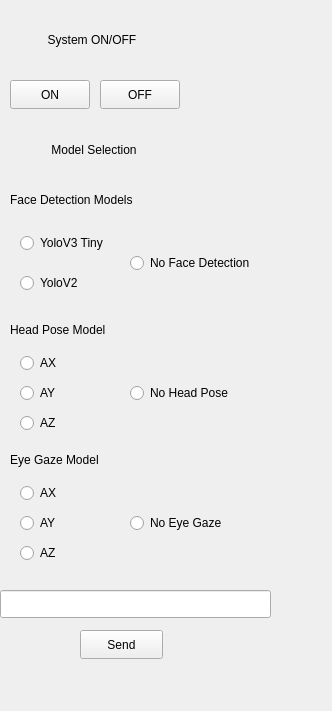
The window that DesktopApp/systemcontrol.ui (anassalah24/Graduation-Project-DMS) describes before a commit, drawn with Qt 5.
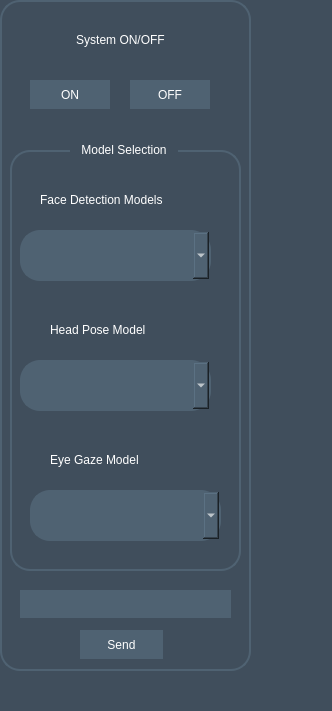
The same window after the commit.

Diff of the .ui file:
```diff
--- a/DesktopApp/systemcontrol.ui
+++ b/DesktopApp/systemcontrol.ui
@@ -13,171 +13,89 @@
   <property name="windowTitle">
    <string>Form</string>
   </property>
+  <property name="styleSheet">
+   <string notr="true">QWidget{
+background-color:#404E5C;
+}</string>
+  </property>
   <widget class="QLabel" name="label_3">
    <property name="geometry">
     <rect>
-     <x>10</x>
+     <x>40</x>
      <y>190</y>
      <width>161</width>
      <height>20</height>
     </rect>
    </property>
+   <property name="styleSheet">
+    <string notr="true">QLabel{
+color:white;
+}</string>
+   </property>
    <property name="text">
     <string>Face Detection Models</string>
    </property>
   </widget>
-  <widget class="QRadioButton" name="fd1">
-   <property name="geometry">
-    <rect>
-     <x>20</x>
-     <y>230</y>
-     <width>112</width>
-     <height>26</height>
-    </rect>
-   </property>
-   <property name="text">
-    <string>YoloV3 Tiny</string>
-   </property>
-  </widget>
-  <widget class="QRadioButton" name="fd2">
-   <property name="geometry">
-    <rect>
-     <x>20</x>
-     <y>270</y>
-     <width>112</width>
-     <height>26</height>
-    </rect>
-   </property>
-   <property name="text">
-    <string>YoloV2</string>
-   </property>
-  </widget>
-  <widget class="QRadioButton" name="noFD">
-   <property name="geometry">
-    <rect>
-     <x>130</x>
-     <y>250</y>
-     <width>151</width>
-     <height>26</height>
-    </rect>
-   </property>
-   <property name="text">
-    <string>No Face Detection</string>
-   </property>
-  </widget>
   <widget class="QLabel" name="label_4">
    <property name="geometry">
     <rect>
-     <x>10</x>
+     <x>50</x>
      <y>320</y>
      <width>161</width>
      <height>20</height>
     </rect>
    </property>
+   <property name="styleSheet">
+    <string notr="true">QLabel{
+color:white;
+}</string>
+   </property>
    <property name="text">
     <string>Head Pose Model</string>
    </property>
   </widget>
-  <widget class="QRadioButton" name="hp3">
-   <property name="geometry">
-    <rect>
-     <x>20</x>
-     <y>410</y>
-     <width>151</width>
-     <height>26</height>
-    </rect>
-   </property>
-   <property name="text">
-    <string>AZ</string>
-   </property>
-  </widget>
-  <widget class="QRadioButton" name="hp2">
-   <property name="geometry">
-    <rect>
-     <x>20</x>
-     <y>380</y>
-     <width>112</width>
-     <height>26</height>
-    </rect>
-   </property>
-   <property name="text">
-    <string>AY</string>
-   </property>
-  </widget>
-  <widget class="QRadioButton" name="hp1">
-   <property name="geometry">
-    <rect>
-     <x>20</x>
-     <y>350</y>
-     <width>112</width>
-     <height>26</height>
-    </rect>
-   </property>
-   <property name="text">
-    <string>AX</string>
-   </property>
-  </widget>
   <widget class="QLabel" name="label_5">
    <property name="geometry">
     <rect>
-     <x>10</x>
+     <x>50</x>
      <y>450</y>
      <width>161</width>
      <height>20</height>
     </rect>
    </property>
+   <property name="styleSheet">
+    <string notr="true">QLabel{
+color:white;
+}</string>
+   </property>
    <property name="text">
     <string>Eye Gaze Model</string>
    </property>
   </widget>
-  <widget class="QRadioButton" name="eg2">
-   <property name="geometry">
-    <rect>
-     <x>20</x>
-     <y>510</y>
-     <width>112</width>
-     <height>26</height>
-    </rect>
-   </property>
-   <property name="text">
-    <string>AY</string>
-   </property>
-  </widget>
-  <widget class="QRadioButton" name="eg3">
-   <property name="geometry">
-    <rect>
-     <x>20</x>
-     <y>540</y>
-     <width>151</width>
-     <height>26</height>
-    </rect>
-   </property>
-   <property name="text">
-    <string>AZ</string>
-   </property>
-  </widget>
-  <widget class="QRadioButton" name="eg1">
-   <property name="geometry">
-    <rect>
-     <x>20</x>
-     <y>480</y>
-     <width>112</width>
-     <height>26</height>
-    </rect>
-   </property>
-   <property name="text">
-    <string>AX</string>
-   </property>
-  </widget>
   <widget class="QLineEdit" name="trialLineedit">
    <property name="geometry">
     <rect>
-     <x>0</x>
+     <x>20</x>
      <y>590</y>
-     <width>271</width>
+     <width>211</width>
      <height>28</height>
     </rect>
    </property>
+   <property name="styleSheet">
+    <string notr="true">QLineEdit{
+border: 2px solid #4F6272;
+border-radius:20px;
+color:white;
+padding-left:10px;
+	background-color: rgb(79, 98, 114);
+}
+QLineEdit:Hover{
+border: 2px solid #BFD7EA;
+}
+QLineEdit:focus{
+border: 2px solid white;
+}</string>
+   </property>
   </widget>
   <widget class="QPushButton" name="sendtrialbutton">
    <property name="geometry">
@@ -188,45 +106,35 @@
      <height>29</height>
     </rect>
    </property>
+   <property name="styleSheet">
+    <string notr="true">QPushButton{
+background-color:#4F6272; 
+color:white;
+border-radius:20px;
+}
+
+QPushButton:Hover{
+background-color:#BFD7EA
+}</string>
+   </property>
    <property name="text">
     <string>Send</string>
    </property>
   </widget>
-  <widget class="QRadioButton" name="noHP">
-   <property name="geometry">
-    <rect>
-     <x>130</x>
-     <y>380</y>
-     <width>151</width>
-     <height>26</height>
-    </rect>
-   </property>
-   <property name="text">
-    <string>No Head Pose</string>
-   </property>
-  </widget>
-  <widget class="QRadioButton" name="noEG">
-   <property name="geometry">
-    <rect>
-     <x>130</x>
-     <y>510</y>
-     <width>151</width>
-     <height>26</height>
-    </rect>
-   </property>
-   <property name="text">
-    <string>No Eye Gaze</string>
-   </property>
-  </widget>
   <widget class="QLabel" name="label">
    <property name="geometry">
     <rect>
-     <x>40</x>
+     <x>60</x>
      <y>30</y>
-     <width>104</width>
+     <width>121</width>
      <height>20</height>
     </rect>
    </property>
+   <property name="styleSheet">
+    <string notr="true">QLabel{
+color:white;
+}</string>
+   </property>
    <property name="text">
     <string>System ON/OFF</string>
    </property>
@@ -237,12 +145,17 @@
   <widget class="QLabel" name="label_2">
    <property name="geometry">
     <rect>
-     <x>40</x>
+     <x>70</x>
      <y>140</y>
      <width>108</width>
      <height>20</height>
     </rect>
    </property>
+   <property name="styleSheet">
+    <string notr="true">QLabel{
+color:white;
+}</string>
+   </property>
    <property name="text">
     <string>Model Selection</string>
    </property>
@@ -253,12 +166,23 @@
   <widget class="QPushButton" name="offbutton">
    <property name="geometry">
     <rect>
-     <x>100</x>
+     <x>130</x>
      <y>80</y>
      <width>80</width>
      <height>29</height>
     </rect>
    </property>
+   <property name="styleSheet">
+    <string notr="true">QPushButton{
+background-color:#4F6272; 
+color:white;
+border-radius:20px;
+}
+
+QPushButton:Hover{
+background-color:#BFD7EA
+}</string>
+   </property>
    <property name="text">
     <string>OFF</string>
    </property>
@@ -266,16 +190,186 @@
   <widget class="QPushButton" name="onbutton">
    <property name="geometry">
     <rect>
-     <x>10</x>
+     <x>30</x>
      <y>80</y>
      <width>80</width>
      <height>29</height>
     </rect>
    </property>
+   <property name="styleSheet">
+    <string notr="true">QPushButton{
+background-color:#4F6272; 
+color:white;
+border-radius:20px;
+}
+
+QPushButton:Hover{
+background-color:#BFD7EA
+}</string>
+   </property>
    <property name="text">
     <string>ON</string>
    </property>
   </widget>
+  <widget class="QComboBox" name="comboFaceDetection">
+   <property name="geometry">
+    <rect>
+     <x>20</x>
+     <y>230</y>
+     <width>191</width>
+     <height>51</height>
+    </rect>
+   </property>
+   <property name="styleSheet">
+    <string notr="true">QComboBox{
+border: 2px solid #4F6272;
+border-radius:20px;
+color:white;
+padding-left:10px;
+	background-color: rgb(79, 98, 114);
+}
+QComboBox:Hover{
+border: 2px solid #BFD7EA;
+}
+QComboBox:focus{
+border: 2px solid white;
+}</string>
+   </property>
+  </widget>
+  <widget class="QComboBox" name="comboHeadPose">
+   <property name="geometry">
+    <rect>
+     <x>20</x>
+     <y>360</y>
+     <width>191</width>
+     <height>51</height>
+    </rect>
+   </property>
+   <property name="styleSheet">
+    <string notr="true">QComboBox{
+border: 2px solid #4F6272;
+border-radius:20px;
+color:white;
+padding-left:10px;
+	background-color: rgb(79, 98, 114);
+}
+QComboBox:Hover{
+border: 2px solid #BFD7EA;
+}
+QComboBox:focus{
+border: 2px solid white;
+}</string>
+   </property>
+  </widget>
+  <widget class="QComboBox" name="comboEyeGaze">
+   <property name="geometry">
+    <rect>
+     <x>30</x>
+     <y>490</y>
+     <width>191</width>
+     <height>51</height>
+    </rect>
+   </property>
+   <property name="styleSheet">
+    <string notr="true">QComboBox{
+border: 2px solid #4F6272;
+border-radius:20px;
+color:white;
+padding-left:10px;
+	background-color: rgb(79, 98, 114);
+}
+QComboBox:Hover{
+border: 2px solid #BFD7EA;
+}
+QComboBox:focus{
+border: 2px solid white;
+}</string>
+   </property>
+  </widget>
+  <widget class="QLabel" name="border_labe">
+   <property name="geometry">
+    <rect>
+     <x>0</x>
+     <y>0</y>
+     <width>251</width>
+     <height>671</height>
+    </rect>
+   </property>
+   <property name="sizePolicy">
+    <sizepolicy hsizetype="Maximum" vsizetype="Maximum">
+     <horstretch>0</horstretch>
+     <verstretch>0</verstretch>
+    </sizepolicy>
+   </property>
+   <property name="styleSheet">
+    <string notr="true">QLabel{
+border: 2px solid #4F6272;
+border-radius:20px;
+padding-left:10px;
+}
+QLabel:Hover{
+border: 2px solid #BFD7EA;
+}</string>
+   </property>
+   <property name="frameShape">
+    <enum>QFrame::Box</enum>
+   </property>
+   <property name="lineWidth">
+    <number>3</number>
+   </property>
+   <property name="text">
+    <string/>
+   </property>
+  </widget>
+  <widget class="QLabel" name="border_labe_2">
+   <property name="geometry">
+    <rect>
+     <x>10</x>
+     <y>150</y>
+     <width>231</width>
+     <height>421</height>
+    </rect>
+   </property>
+   <property name="sizePolicy">
+    <sizepolicy hsizetype="Maximum" vsizetype="Maximum">
+     <horstretch>0</horstretch>
+     <verstretch>0</verstretch>
+    </sizepolicy>
+   </property>
+   <property name="styleSheet">
+    <string notr="true">QLabel{
+border: 2px solid #4F6272;
+border-radius:20px;
+padding-left:10px;
+}
+QLabel:Hover{
+border: 2px solid #BFD7EA;
+}</string>
+   </property>
+   <property name="frameShape">
+    <enum>QFrame::Box</enum>
+   </property>
+   <property name="lineWidth">
+    <number>3</number>
+   </property>
+   <property name="text">
+    <string/>
+   </property>
+  </widget>
+  <zorder>border_labe</zorder>
+  <zorder>border_labe_2</zorder>
+  <zorder>label_3</zorder>
+  <zorder>label_4</zorder>
+  <zorder>label_5</zorder>
+  <zorder>trialLineedit</zorder>
+  <zorder>sendtrialbutton</zorder>
+  <zorder>label</zorder>
+  <zorder>label_2</zorder>
+  <zorder>offbutton</zorder>
+  <zorder>onbutton</zorder>
+  <zorder>comboFaceDetection</zorder>
+  <zorder>comboHeadPose</zorder>
+  <zorder>comboEyeGaze</zorder>
  </widget>
  <resources/>
  <connections/>
```
